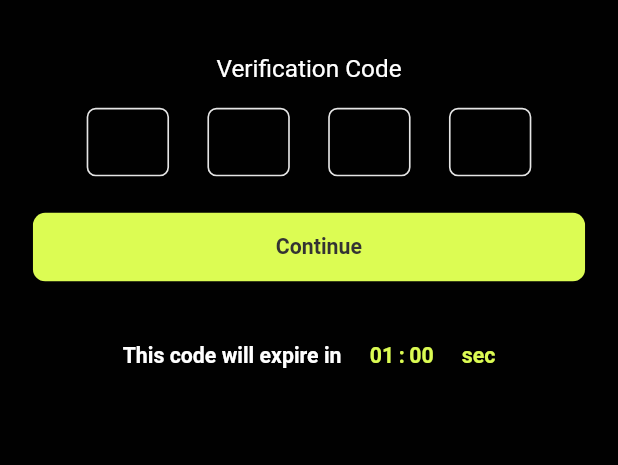
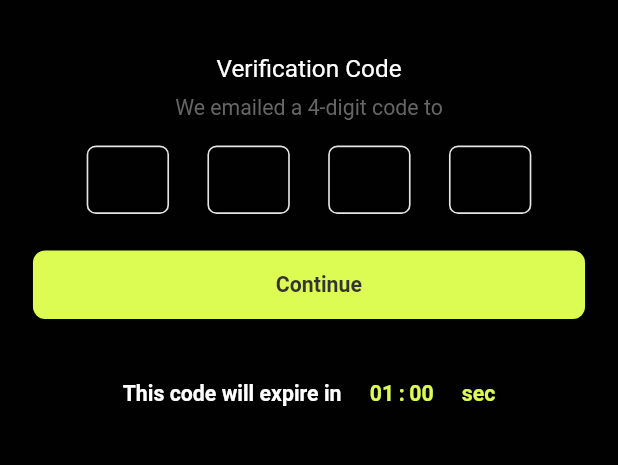
Before and after one commit to reacti25/reacti, a Flutter app: the VerifyOtpScreen screen opened directly with empty values, on a phone screen of 412 x 824 dp, the part 303-768 px from its top. Run offline on Flutter 3.47's test engine with Material 3 defaults, Android fonts, the phone set to English and light mode, and no system bars; drawn by our look-alikes of auto_animated, pinput, slide_countdown; our stand-ins replace cached_network_image, camera, connectivity_plus, device_info_plus, dio, dropdown_button2 and 22 more; missing offline and left inert: dart_pusher_channels, posthog_flutter; accounts and stored records are empty; network calls fail; Roboto replaces fonts that are missing (assets/fonts/Poppins_Regular.ttf).

Commit message:
feat(auth): show masked email destination on OTP verify screens (#251)
The OTP verify screens showed code boxes and a countdown but never said where
the code went, so users waited for an SMS that never comes — the code is
emailed. Both screens already hold the destination email in scope.

Add a line under "Verification Code": "We emailed a 4-digit code to a•••@gmail.com"
on the signup verify screen and the forgot-password verify screen, via a new
shared maskEmail() helper (first char + domain). Email stays the only channel;
a // FUTURE: marker notes where a paid SMS/WhatsApp channel picker would slot in.

Resend: the forgot-password screen already has a countdown-gated "Resend Code".
The signup screen has none and there is no signup-resend endpoint, so adding it
would need a backend change — out of scope for this client-only phase.

Implements Phase 2 of docs/PLAN-ux-fixes-2026-06-28.md.


Claude-Session: https://claude.ai/code/session_01RodEoJ7po3WTy5LwoSF1wb

Co-authored-by: Claude Opus 4.8 <noreply@anthropic.com>

```diff
--- a/app/lib/features/auth/presentation/verify_otp/verify_otp_screen.dart
+++ b/app/lib/features/auth/presentation/verify_otp/verify_otp_screen.dart
@@ -5,6 +5,7 @@ import 'package:reacti_app/constants/text_font_style.dart';
 import 'package:reacti_app/gen/assets.gen.dart';
 import 'package:reacti_app/gen/colors.gen.dart';
 import 'package:reacti_app/helpers/all_routes.dart';
+import 'package:reacti_app/helpers/helpers_method.dart';
 import 'package:reacti_app/helpers/loading_helper.dart';
 import 'package:reacti_app/helpers/navigation_service.dart';
 import 'package:reacti_app/helpers/toast.dart';
@@ -85,6 +86,12 @@ class _VerifyOtpScreenState extends State<VerifyOtpScreen> {
                   "Verification Code",
                   style: TextFontStyle.headline16w400CFFFFFFPoppins,
                 ),
+              ),
+              UIHelper.verticalSpace(8.h),
+              Text(
+                "We emailed a 4-digit code to ${maskEmail(widget.email)}",
+                textAlign: TextAlign.center,
+                style: TextFontStyle.headline14w400C666666Poppins,
               ),
               UIHelper.verticalSpace(16.h),
               _otpFieldWidget(),
--- a/app/lib/helpers/helpers_method.dart
+++ b/app/lib/helpers/helpers_method.dart
@@ -8,6 +8,17 @@ import 'package:flutter/services.dart';
 
 /// Validation pattern for email addresses used in auth/profile forms.
 final emailRegex = RegExp(r'^[a-zA-Z0-9._%+-]+@[a-zA-Z0-9.-]+\.[a-zA-Z]{2,}$');
+
+/// Masks an email for display, keeping only the first character and the domain.
+///
+/// `achia.rosin19@gmail.com` → `a•••@gmail.com`. Returns the input unchanged
+/// when it has no `@` or an empty local part, so callers never crash on
+/// malformed input.
+String maskEmail(String email) {
+  final at = email.indexOf('@');
+  if (at < 1) return email; // no '@', or starts with '@' — nothing safe to mask
+  return '${email[0]}•••${email.substring(at)}';
+}
 
 /// Seeds first-run default values into [appData] and captures the device ID.
 ///
```
Also changed, not shown: app/lib/features/auth/presentation/signup_verify_otp/signup_verify_otp_screen.dart (+10 -0 lines), 1 other file.
